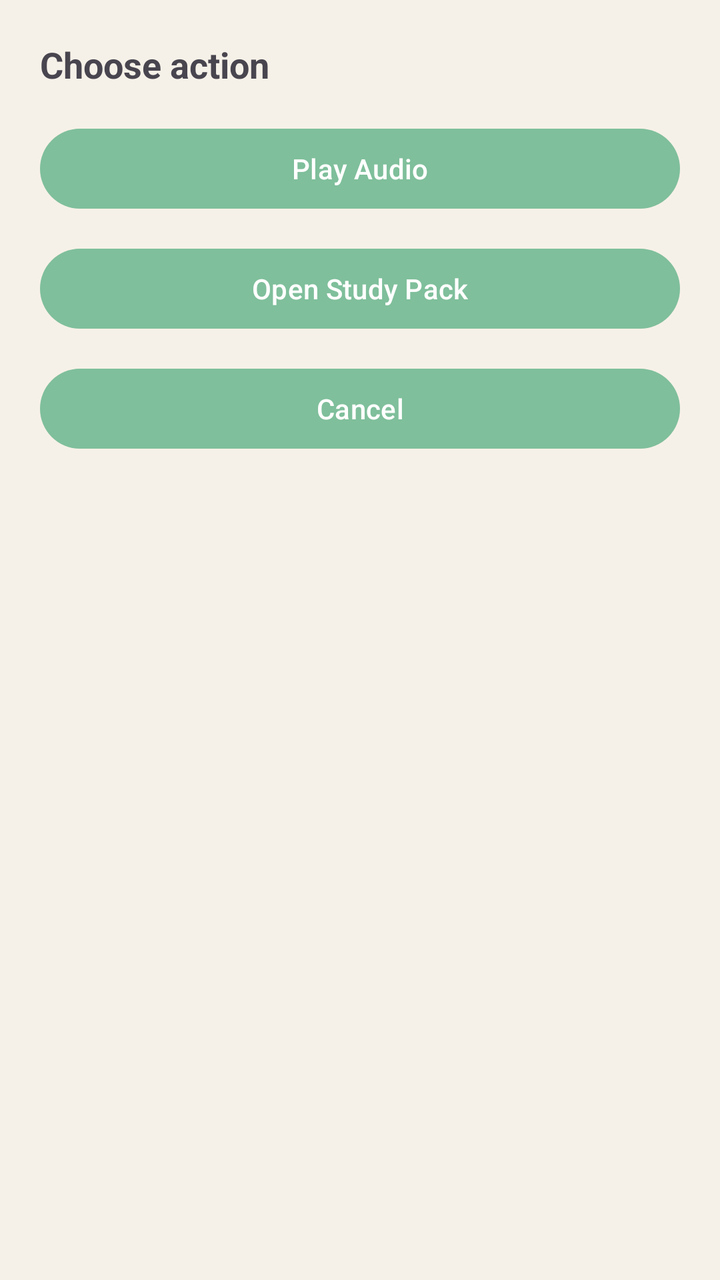
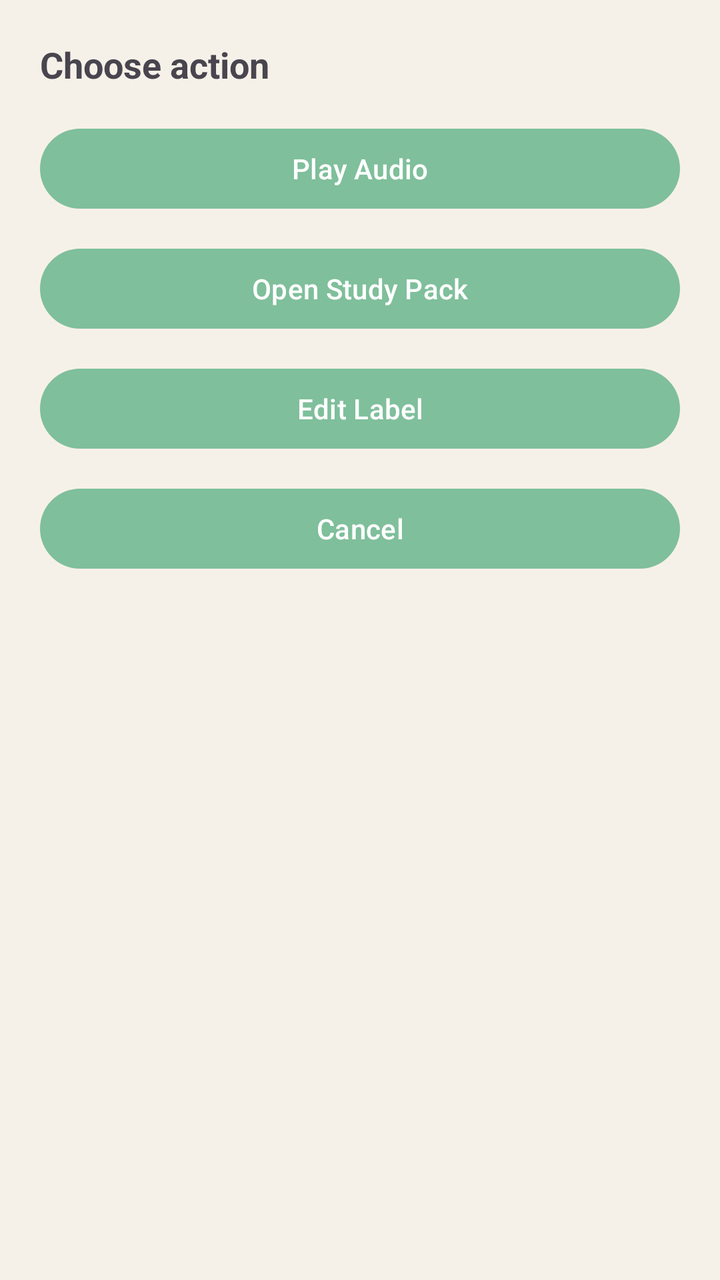

Before-and-after screenshots of an Android layout around one commit, followed by the original layout XML and the change that was made.
<!-- AndroidManifest.xml: application theme Theme.FinalYearProject -->
<!-- res/layout/bottomsheet_history_actions.xml -->
<?xml version="1.0" encoding="utf-8"?>
<LinearLayout xmlns:android="http://schemas.android.com/apk/res/android"
    android:layout_width="match_parent"
    android:layout_height="wrap_content"
    android:orientation="vertical"
    android:padding="20dp">

    <TextView
        android:id="@+id/actionTitleTV"
        android:layout_width="match_parent"
        android:layout_height="wrap_content"
        android:text="Choose action"
        android:textSize="18sp"
        android:textStyle="bold"
        android:paddingBottom="16dp" />

    <Button
        android:id="@+id/actionPlayAudio"
        android:layout_width="match_parent"
        android:layout_height="wrap_content"
        android:text="Play Audio" />

    <Button
        android:id="@+id/actionOpenStudyPack"
        android:layout_width="match_parent"
        android:layout_height="wrap_content"
        android:layout_marginTop="12dp"
        android:text="Open Study Pack" />

    <Button
        android:id="@+id/actionCancel"
        android:layout_width="match_parent"
        android:layout_height="wrap_content"
        android:layout_marginTop="12dp"
        android:text="Cancel" />
</LinearLayout>
<!-- resources referenced by this layout -->
<resources>
  <style name="Theme.FinalYearProject" parent="Theme.Material3.DayNight.NoActionBar">
          <item name="colorPrimary">@color/md_primary</item>
          <item name="colorSecondary">@color/md_secondary</item>
          <item name="colorTertiary">@color/md_tertiary</item>
  
          <item name="android:colorBackground">@color/md_background</item>
          <item name="colorSurface">@color/md_surface</item>
          <item name="colorOutline">@color/md_outline</item>
  
          <item name="colorOnPrimary">@color/md_onPrimary</item>
          <item name="colorOnSecondary">@color/md_onSecondary</item>
          <item name="colorOnSurface">@color/md_onSurface</item>
      </style>
  <color name="md_primary">#7FBF9B</color>
  <color name="md_secondary">#5F9E86</color>
  <color name="md_tertiary">#B9A6D3</color>
  <color name="md_background">#F6F1E8</color>
  <color name="md_surface">#FBF7F0</color>
  <color name="md_outline">#D7D0C5</color>
  <color name="md_onPrimary">#FFFFFF</color>
  <color name="md_onSecondary">#FFFFFF</color>
  <color name="md_onSurface">#1E1E1E</color>
</resources>

<!-- the commit's change to res/layout/bottomsheet_history_actions.xml (unified diff, before → after) -->
@@ -28,6 +28,13 @@
         android:text="Open Study Pack" />
 
     <Button
+        android:id="@+id/actionEditLabel"
+        android:layout_width="match_parent"
+        android:layout_height="wrap_content"
+        android:layout_marginTop="12dp"
+        android:text="Edit Label"/>
+
+    <Button
         android:id="@+id/actionCancel"
         android:layout_width="match_parent"
         android:layout_height="wrap_content"
